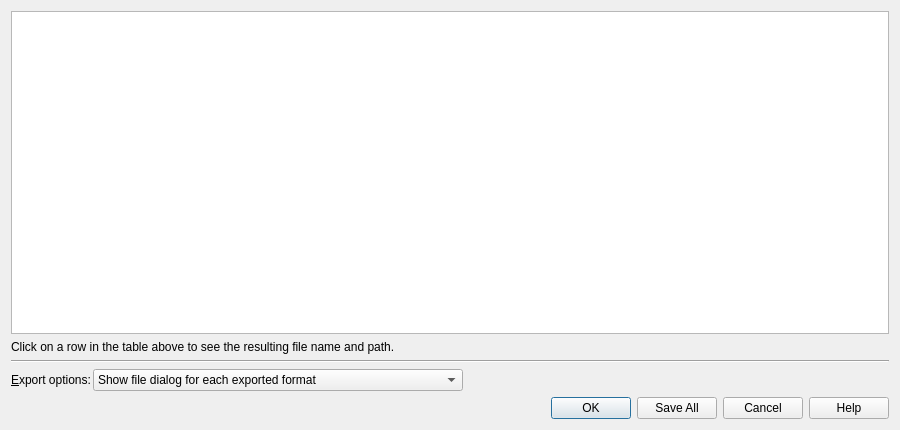
albar965/littlenavmap, file src/routeexport/routemultiexportdialog.ui: the form before one commit.
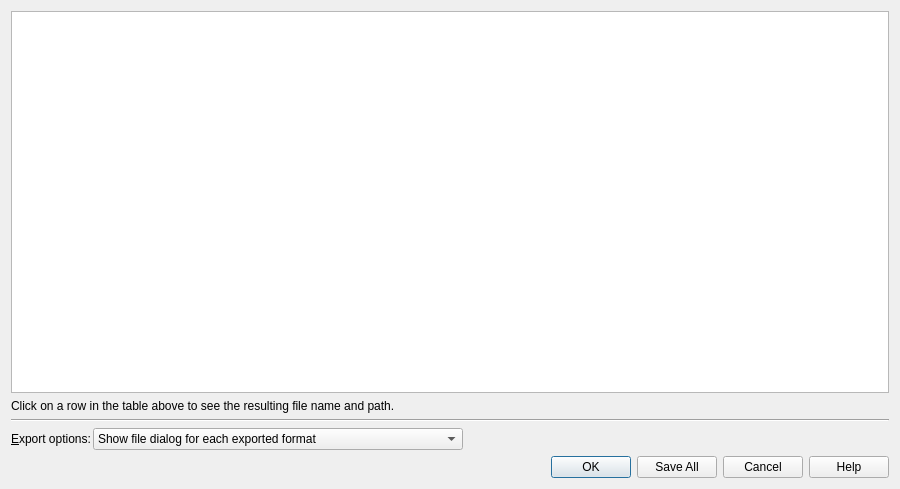
The form after the commit. Icons and pictures are not drawn.

```diff
--- a/src/routeexport/routemultiexportdialog.ui
+++ b/src/routeexport/routemultiexportdialog.ui
@@ -7,7 +7,7 @@
     <x>0</x>
     <y>0</y>
     <width>900</width>
-    <height>430</height>
+    <height>489</height>
    </rect>
   </property>
   <property name="windowTitle">
```
